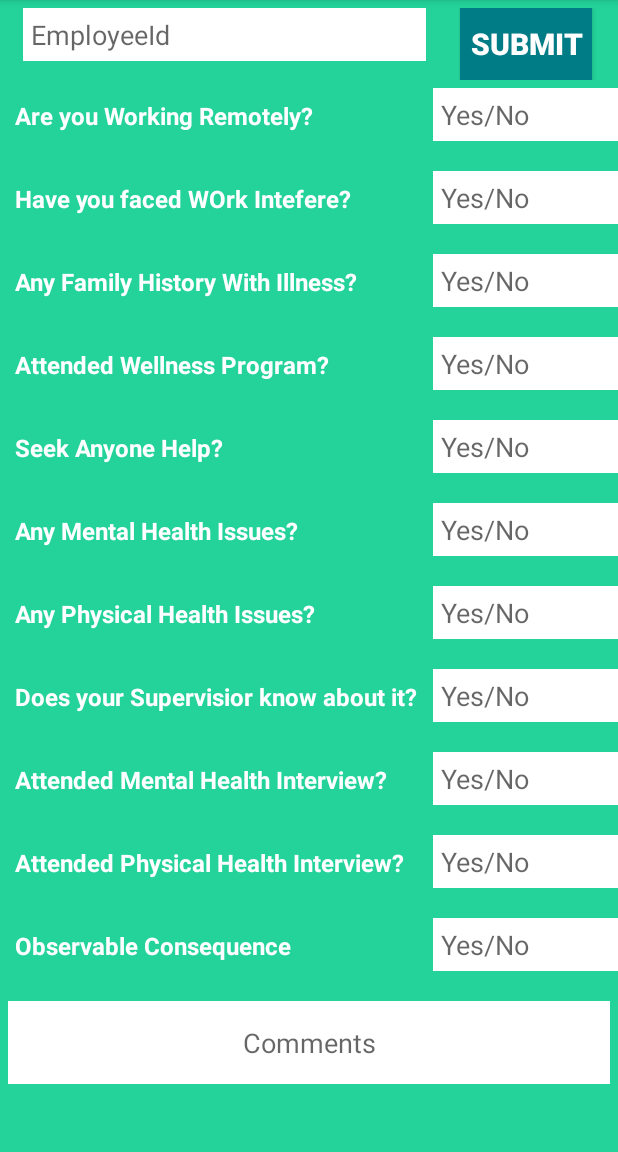
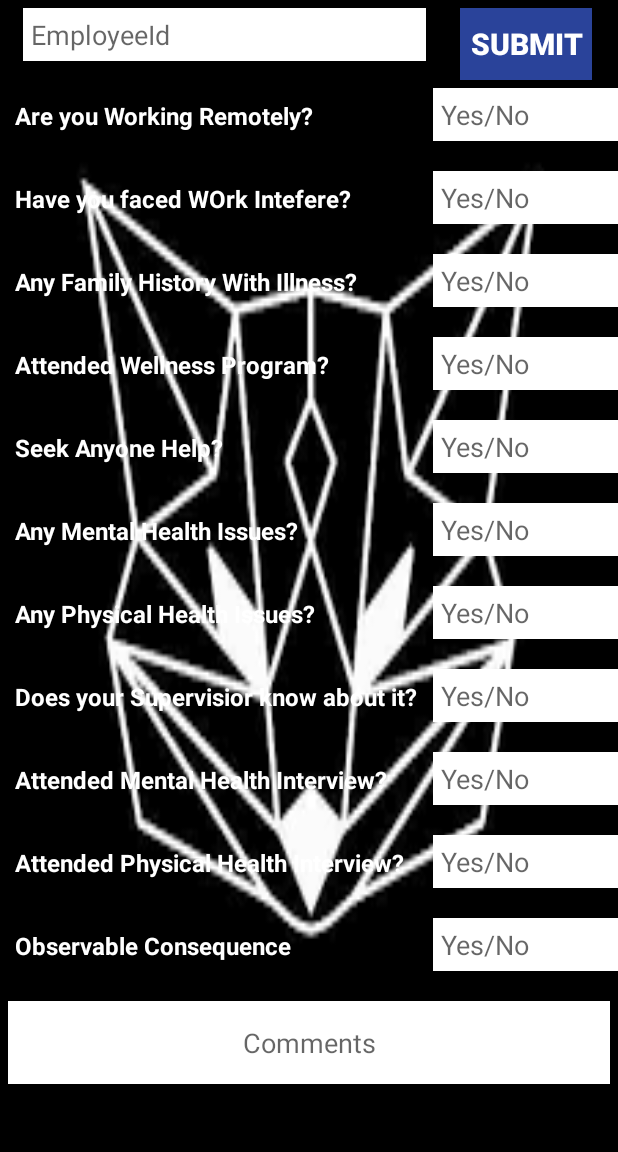
Before and after one commit to shaalingupta/hacknight_android, an Android app: the screen it shows after launch (MainActivity), on a phone screen of 412 x 824 dp, the part 84-1236 px from its top. Run offline under Robolectric (Android 15) with nearby library versions, the phone set to English and light mode, and no system bars; our stand-ins replace ButterKnife, Volley.

Commit message:
Layout Changes

```diff
--- a/app/src/main/AndroidManifest.xml
+++ b/app/src/main/AndroidManifest.xml
@@ -21,7 +21,7 @@
         android:allowBackup="true"
         android:icon="@mipmap/ic_launcher"
         android:label="@string/app_name"
-        android:roundIcon="@mipmap/ic_launcher_round"
+        android:roundIcon="@mipmap/images"
         android:supportsRtl="true"
         android:theme="@style/AppTheme">
         <activity android:name=".StratActivity"></activity>
--- a/app/src/main/res/layout/activity_main.xml
+++ b/app/src/main/res/layout/activity_main.xml
@@ -5,7 +5,7 @@
     android:layout_width="match_parent"
     android:layout_height="match_parent"
     tools:context=".MainActivity"
-    android:background="#24D39A"
+    android:background="@mipmap/images2"
     android:orientation="vertical"
     android:stretchColumns="1"
     android:isScrollContainer="true">
@@ -24,9 +24,10 @@
             android:id="@+id/submit"
             android:layout_height="wrap_content"
             android:layout_gravity="center"
-            android:background="#007c86"
+            android:background="#2a439a"
             android:text="Submit"
             android:textColor="#fff"
+            style="@style/Widget.AppCompat.Button.Borderless.Colored"
             android:clickable="true"
             android:textSize="20sp"
             android:textStyle="bold" />
```
Also changed, not shown: app/src/main/res/mipmap-hdpi/images.png (added), app/src/main/res/mipmap-hdpi/images1.png (added), app/src/main/res/mipmap-hdpi/images2.png (added).
